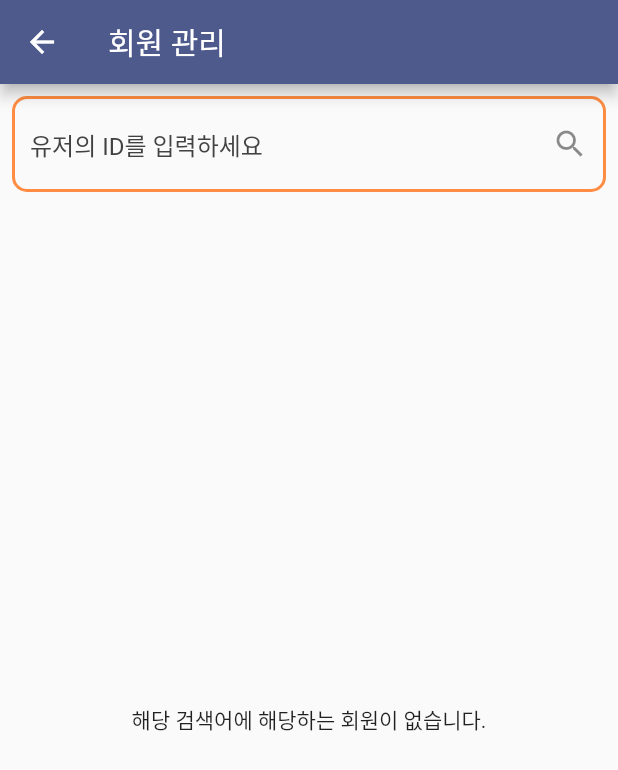
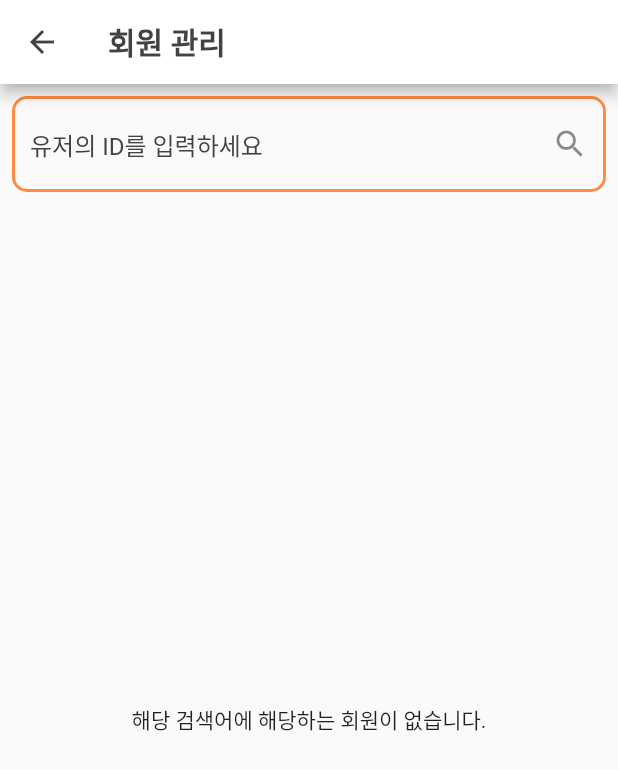
Before and after one commit to dkth1122/Flutter_Project, a Flutter app: the AdminDomainPage screen opened directly, after a tap on "회원 관리", on a phone screen of 412 x 824 dp. Shown: the top 770 px of the screen. Run offline on Flutter 3.47's test engine with Material 2 defaults, Android fonts, the phone set to English and light mode, and no system bars; our stand-ins replace carousel_slider, cloud_firestore, firebase_auth, firebase_core, firebase_messaging, firebase_storage and 5 more; missing offline and left inert: iamport_flutter; accounts and stored records are empty; Roboto replaces fonts that are missing (Pretendard).

Commit message:
아지 > 11/9 CSS 앱바 색 일괄변경

```diff
--- a/lib/admin/adminDomain.dart
+++ b/lib/admin/adminDomain.dart
@@ -34,11 +34,17 @@ class _AdminDomainPageState extends State<AdminDomainPage> {
   Widget build(BuildContext context) {
     return Scaffold(
       appBar: AppBar(
-        title: Text('관리자 페이지'),
-        backgroundColor: Color(0xFF4E598C),
-        actions: [
-          IconButton(
+        title: Text('관리자 페이지',
+            style: TextStyle(
+            color: Color(0xff424242),
+        fontWeight: FontWeight.bold,
+      ),
+
+    ),
+        backgroundColor: Colors.white,
+        leading: IconButton(
           icon: const Icon(Icons.home),
+          color: Color(0xff424242),
           onPressed: () {
             Navigator.push(
               context,
@@ -48,7 +54,7 @@ class _AdminDomainPageState extends State<AdminDomainPage> {
             );
           },
         ),
-        ],
+
       ),
       body: Column(
         crossAxisAlignment: CrossAxisAlignment.stretch,
@@ -74,7 +80,7 @@ class _AdminDomainPageState extends State<AdminDomainPage> {
                 },
                 child: Text('광고 관리'),
                 style: ElevatedButton.styleFrom(
-                  primary: Color(0xFF4E598C),
+                  primary: Color(0xFFFF8C42),
                 ),
               ),
               ElevatedButton(
@@ -86,7 +92,7 @@ class _AdminDomainPageState extends State<AdminDomainPage> {
                 },
                 child: Text('게시판 관리'),
                 style: ElevatedButton.styleFrom(
-                  primary: Color(0xFF4E598C),
+                  primary: Color(0xFFFF8C42),
                 ),
               ),
               ElevatedButton(
@@ -98,7 +104,7 @@ class _AdminDomainPageState extends State<AdminDomainPage> {
                 },
                 child: Text('회원 관리'),
                 style: ElevatedButton.styleFrom(
-                  primary: Color(0xFF4E598C),
+                  primary: Color(0xFFFF8C42),
                 ),
               ),
             ],
--- a/lib/admin/adminUser.dart
+++ b/lib/admin/adminUser.dart
@@ -30,8 +30,21 @@ class _AdminUserState extends State<AdminUser> {
   Widget build(BuildContext context) {
     return Scaffold(
       appBar: AppBar(
-        title: Text('회원 관리'),
-        backgroundColor: Color(0xFF4E598C),
+        title: Text(
+          "회원 관리",
+          style: TextStyle(
+            color: Color(0xff424242),
+            fontWeight: FontWeight.bold,
+          ),
+        ),
+        backgroundColor: Colors.white,
+        leading: IconButton(
+          icon: const Icon(Icons.arrow_back),
+          color: Color(0xff424242),
+          onPressed: () {
+            Navigator.pop(context);
+          },
+        ),
       ),
       body: Column(
         children: [
```
Also changed, not shown: lib/admin/adminAd.dart (+15 -2 lines), lib/admin/adminBoard.dart (+20 -7 lines), lib/admin/adminUserView.dart (+15 -2 lines), lib/product/completePayment.dart (+15 -2 lines), lib/product/payment.dart (+13 -3 lines), lib/product/product.dart (+11 -4 lines), lib/product/productAdd.dart (+13 -3 lines), lib/product/productPayment.dart (+15 -2 lines), lib/product/productView.dart (+15 -4 lines). Lines whose indentation alone changed are shown as unchanged.
